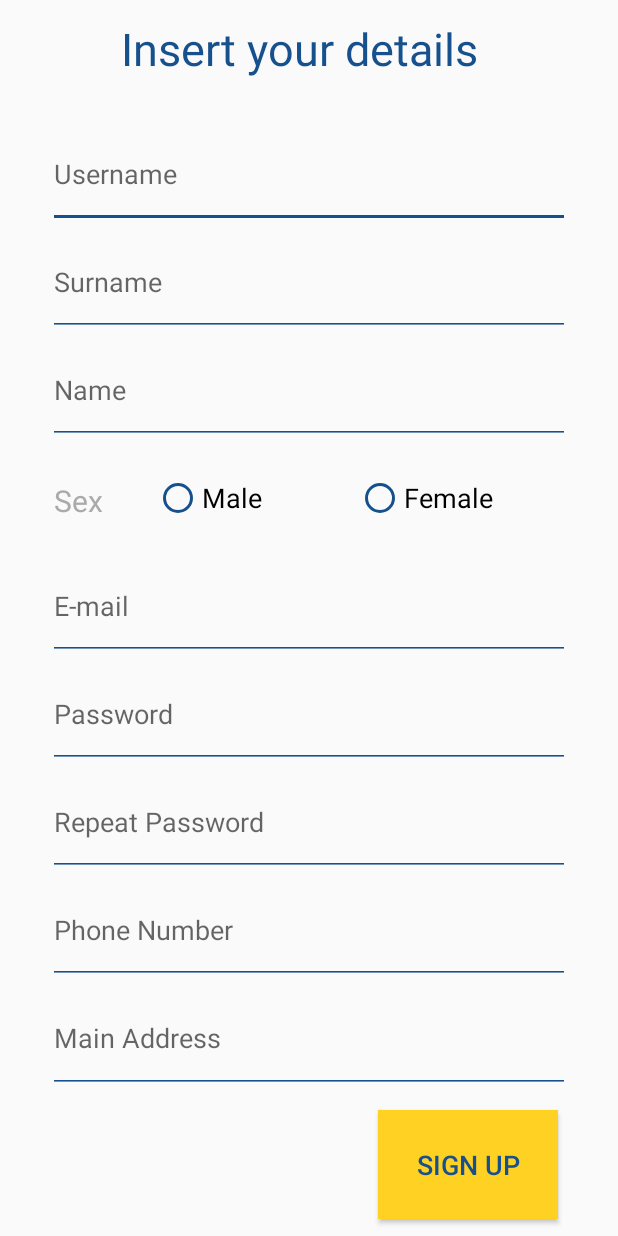
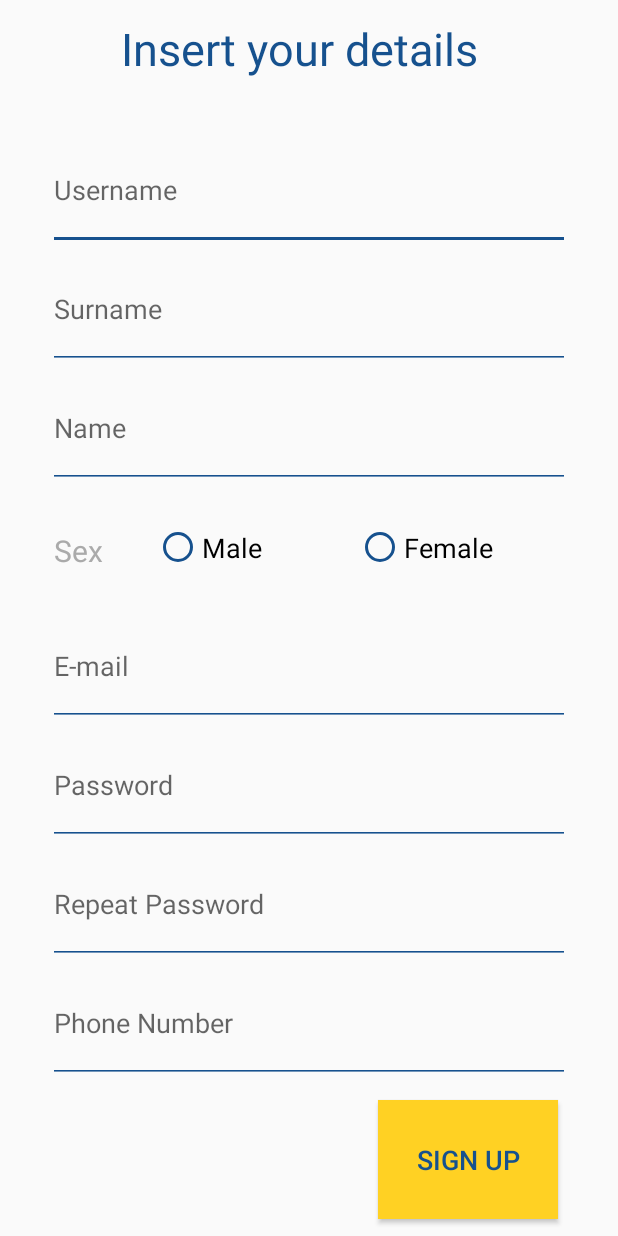
Before and after one commit to SirQuickWay/CarryOnDev, an Android app: the screen it shows after launch (SignupActivity), after a tap on an icon or button, on a phone screen of 412 x 824 dp. Run offline under Robolectric (Android 15) with nearby library versions, the phone set to English and light mode, and no system bars; our stand-ins replace Firebase (no records; nobody signed in at launch, a user with empty details on screens opened directly).

Commit message:
Merge remote-tracking branch 'origin/master'
# Conflicts:
#	.idea/vcs.xml
#	app/src/main/java/com/project/carryon/carryon/HomeActivity.java

```diff
--- a/app/src/main/res/layout/activity_signup.xml
+++ b/app/src/main/res/layout/activity_signup.xml
@@ -175,20 +175,6 @@
         tools:layout_editor_absoluteX="63dp"
         tools:layout_editor_absoluteY="290dp" />
 
-    <EditText
-        android:id="@+id/editText_mainAddress"
-        android:layout_width="match_parent"
-        android:layout_height="0dp"
-        android:layout_weight="1"
-        android:backgroundTint="@color/colorPrimary"
-        android:ems="10"
-        android:hint="@string/main_address"
-        android:inputType="textPostalAddress"
-        android:textCursorDrawable="@color/colorPrimary"
-        tools:hint="@string/main_address"
-        tools:layout_editor_absoluteX="62dp"
-        tools:layout_editor_absoluteY="336dp" />
-
     <Button
         android:id="@+id/button_signUp"
         android:layout_width="120dp"
```
